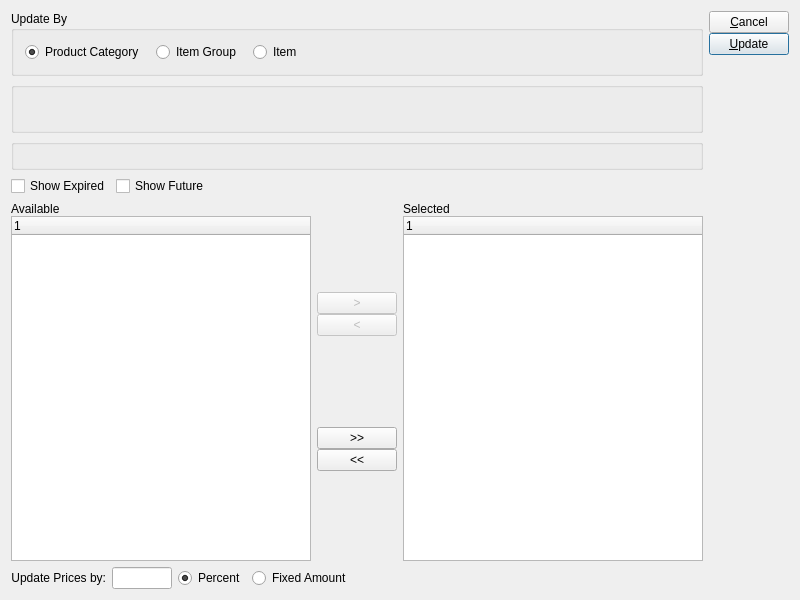
Above: xtuple/trunk/guiclient/updatePrices.ui from WooodHead/xtuple before the change. Below: the same form after it.
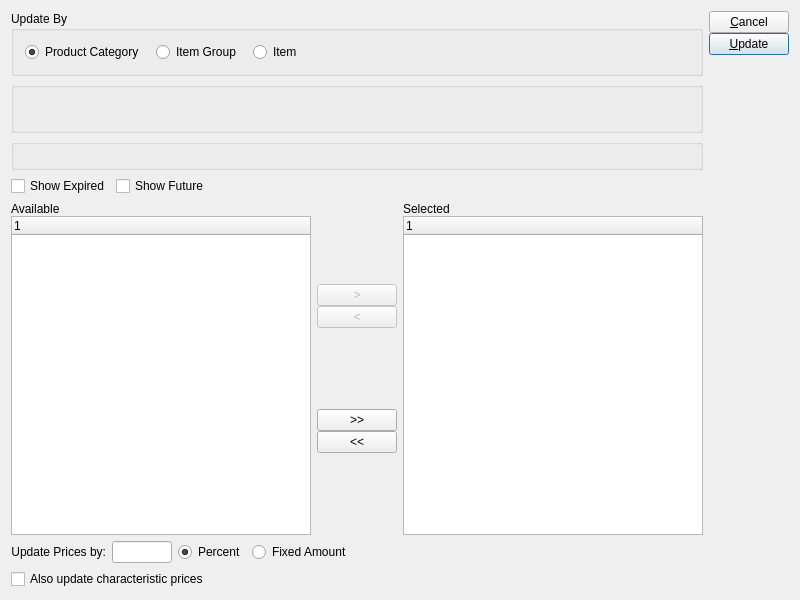
That is the form after the change. Custom widgets are drawn as their Qt base class.

Commit message: Issue #9679:update characteristic prices and remove obsolete windows

```diff
--- a/xtuple/trunk/guiclient/updatePrices.ui
+++ b/xtuple/trunk/guiclient/updatePrices.ui
@@ -354,6 +354,13 @@
          </item>
         </layout>
        </item>
+       <item row="1" column="0">
+        <widget class="XCheckBox" name="_updateCharPrices">
+         <property name="text">
+          <string>Also update characteristic prices</string>
+         </property>
+        </widget>
+       </item>
       </layout>
      </item>
     </layout>
@@ -418,6 +425,11 @@
    <header>parametergroup.h</header>
    <container>1</container>
   </customwidget>
+  <customwidget>
+   <class>XCheckBox</class>
+   <extends>QCheckBox</extends>
+   <header>xcheckbox.h</header>
+  </customwidget>
   <customwidget>
    <class>XLineEdit</class>
    <extends>QLineEdit</extends>
```
The commit also changes 13 other files.
